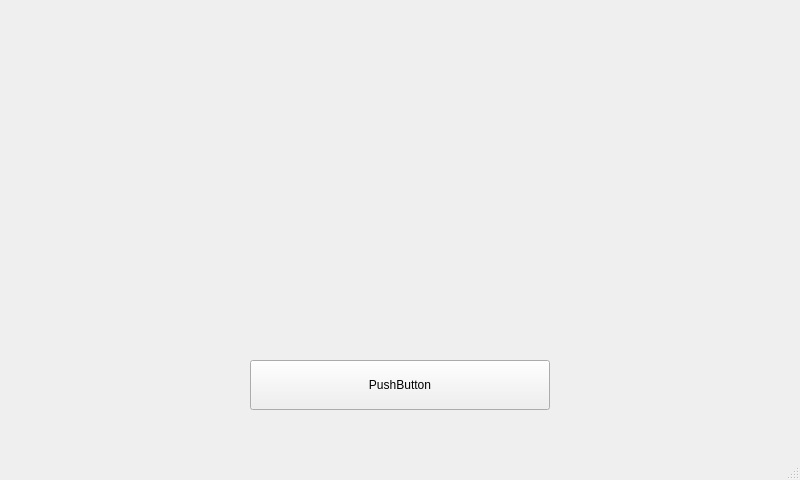
Before: the Qt Designer form mainwindow.ui in cjm-64/qt-pc-uvc, drawn with Qt 5.
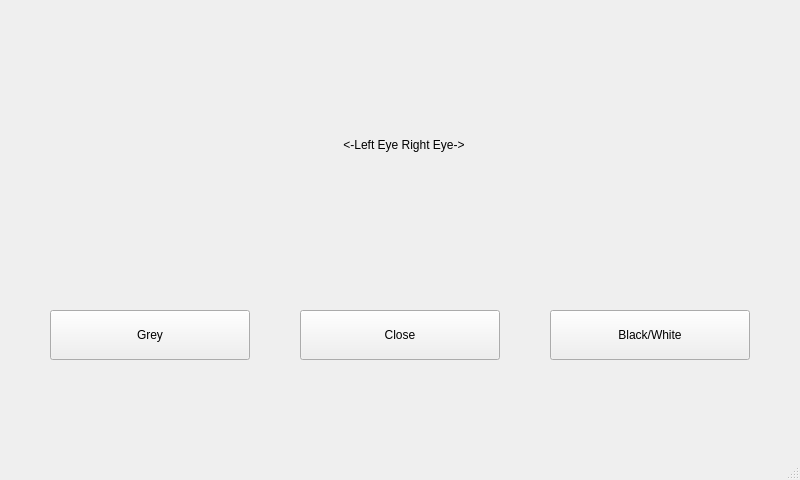
After: the same form once the commit is applied.

Commit message: Added BW/Color Buttons

```diff
--- a/mainwindow.ui
+++ b/mainwindow.ui
@@ -18,7 +18,7 @@
     <property name="geometry">
      <rect>
       <x>80</x>
-      <y>70</y>
+      <y>20</y>
       <width>651</width>
       <height>251</height>
      </rect>
@@ -44,20 +44,23 @@
       </widget>
      </item>
      <item>
-      <spacer name="horizontalSpacer">
-       <property name="orientation">
-        <enum>Qt::Horizontal</enum>
+      <widget class="QLabel" name="label">
+       <property name="minimumSize">
+        <size>
+         <width>192</width>
+         <height>192</height>
+        </size>
        </property>
-       <property name="sizeType">
-        <enum>QSizePolicy::Fixed</enum>
-       </property>
-       <property name="sizeHint" stdset="0">
+       <property name="maximumSize">
         <size>
-         <width>100</width>
-         <height>20</height>
+         <width>192</width>
+         <height>192</height>
         </size>
        </property>
-      </spacer>
+       <property name="text">
+        <string>&lt;html&gt;&lt;head/&gt;&lt;body&gt;&lt;p align=&quot;center&quot;&gt;&amp;lt;-Left Eye	Right Eye-&amp;gt;&lt;/p&gt;&lt;/body&gt;&lt;/html&gt;</string>
+       </property>
+      </widget>
      </item>
      <item>
       <widget class="QLabel" name="LeftEye">
@@ -83,14 +86,40 @@
    <widget class="QPushButton" name="pushButton">
     <property name="geometry">
      <rect>
-      <x>250</x>
-      <y>360</y>
-      <width>300</width>
+      <x>300</x>
+      <y>310</y>
+      <width>200</width>
       <height>50</height>
      </rect>
     </property>
     <property name="text">
-     <string>PushButton</string>
+     <string>Close</string>
+    </property>
+   </widget>
+   <widget class="QPushButton" name="GreyButton">
+    <property name="geometry">
+     <rect>
+      <x>50</x>
+      <y>310</y>
+      <width>200</width>
+      <height>50</height>
+     </rect>
+    </property>
+    <property name="text">
+     <string>Grey</string>
+    </property>
+   </widget>
+   <widget class="QPushButton" name="BWButton">
+    <property name="geometry">
+     <rect>
+      <x>550</x>
+      <y>310</y>
+      <width>200</width>
+      <height>50</height>
+     </rect>
+    </property>
+    <property name="text">
+     <string>Black/White</string>
     </property>
    </widget>
   </widget>
```
The commit also changes 3 other files.
